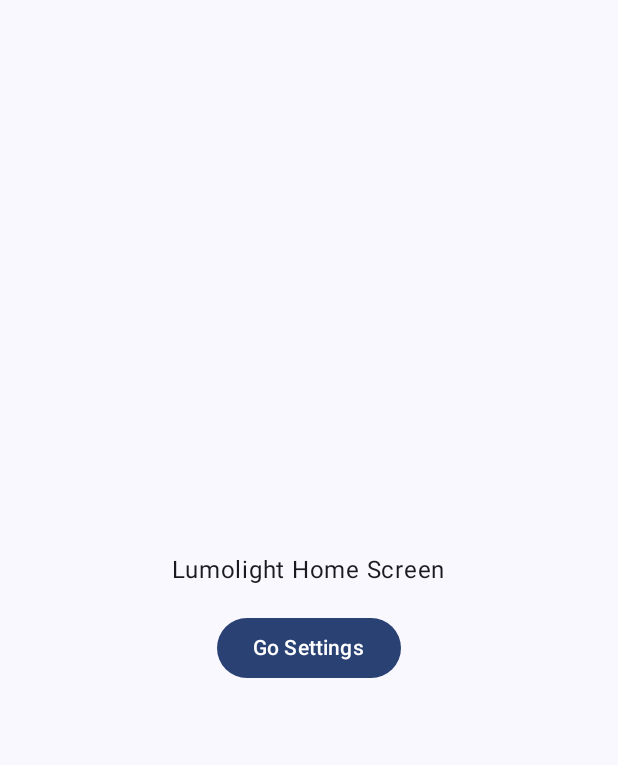
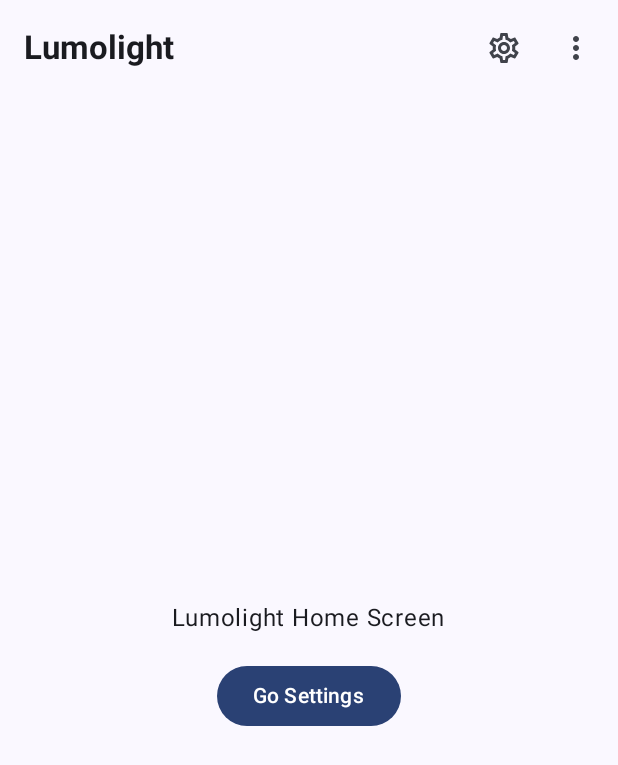
Before and after one commit to BitMavrick/Lumolight, an Android app built with Jetpack Compose: the screen it shows after launch (MainActivity), on a phone screen of 412 x 824 dp. Shown: the top 765 px of the screen. Run offline under Robolectric (Android 15) with nearby library versions, the phone set to English and light mode, and no system bars.

Commit message:
Done with the some screen top bar

```diff
--- a/app/src/main/java/com/bitmavrick/lumolight/activity/core/Lumolight.kt
+++ b/app/src/main/java/com/bitmavrick/lumolight/activity/core/Lumolight.kt
@@ -44,7 +44,9 @@ fun Lumolight() {
 
     ) {
         composable(route = Screen.HomeScreen.route){
-            HomeScreen(navController = navController)
+            HomeScreen(
+                navController = navController
+            )
         }
         composable(route = Screen.SettingScreen.route){
             SettingScreen(navController = navController)
--- a/app/src/main/java/com/bitmavrick/lumolight/ui/screen/home/HomeScreen.kt
+++ b/app/src/main/java/com/bitmavrick/lumolight/ui/screen/home/HomeScreen.kt
@@ -6,12 +6,21 @@ import androidx.compose.foundation.layout.Spacer
 import androidx.compose.foundation.layout.fillMaxSize
 import androidx.compose.foundation.layout.height
 import androidx.compose.foundation.layout.padding
+import androidx.compose.material.icons.Icons
+import androidx.compose.material.icons.outlined.MoreVert
+import androidx.compose.material.icons.outlined.Settings
 import androidx.compose.material3.Button
+import androidx.compose.material3.ExperimentalMaterial3Api
+import androidx.compose.material3.Icon
+import androidx.compose.material3.IconButton
 import androidx.compose.material3.Scaffold
 import androidx.compose.material3.Text
+import androidx.compose.material3.TopAppBar
 import androidx.compose.runtime.Composable
 import androidx.compose.ui.Alignment
 import androidx.compose.ui.Modifier
+import androidx.compose.ui.text.font.FontWeight
+import androidx.compose.ui.text.style.TextOverflow
 import androidx.compose.ui.tooling.preview.Preview
 import androidx.compose.ui.unit.dp
 import androidx.navigation.NavController
@@ -23,10 +32,17 @@ import com.bitmavrick.lumolight.ui.theme.LumolightTheme
 fun HomeScreen(
     navController: NavController
 ) {
-    Scaffold {
+    Scaffold (
+        topBar = {
+            HomeScreenTopBar(
+                onClickSettings = { navController.navigate(Screen.SettingScreen.route) },
+                onClickMore = {}
+            )
+        },
+        content = { innerPadding ->
             Column(
                 Modifier
-                .padding(it)
+                    .padding(innerPadding)
                     .fillMaxSize(),
                 verticalArrangement = Arrangement.Center,
                 horizontalAlignment = Alignment.CenterHorizontally
@@ -40,6 +56,44 @@ fun HomeScreen(
                 }
             }
         }
+    )
+}
+
+@OptIn(ExperimentalMaterial3Api::class)
+@Composable
+fun HomeScreenTopBar(
+    onClickSettings: () -> Unit,
+    onClickMore: () -> Unit
+) {
+    TopAppBar(
+        title = {
+            Text(
+                text = "Lumolight",
+                maxLines = 1,
+                overflow = TextOverflow.Ellipsis,
+                fontWeight = FontWeight.Bold
+            )
+        },
+        actions = {
+            IconButton(
+                onClick = { onClickSettings() }
+            ) {
+                Icon(
+                    imageVector = Icons.Outlined.Settings,
+                    contentDescription = "Localized description"
+                )
+            }
+
+            IconButton(
+                onClick = { onClickMore() }
+            ) {
+                Icon(
+                    imageVector = Icons.Outlined.MoreVert,
+                    contentDescription = "Localized description"
+                )
+            }
+        }
+    )
 }
 
 @Preview(showBackground = true, showSystemUi = true)
```
Lines whose indentation alone changed are shown as unchanged.
